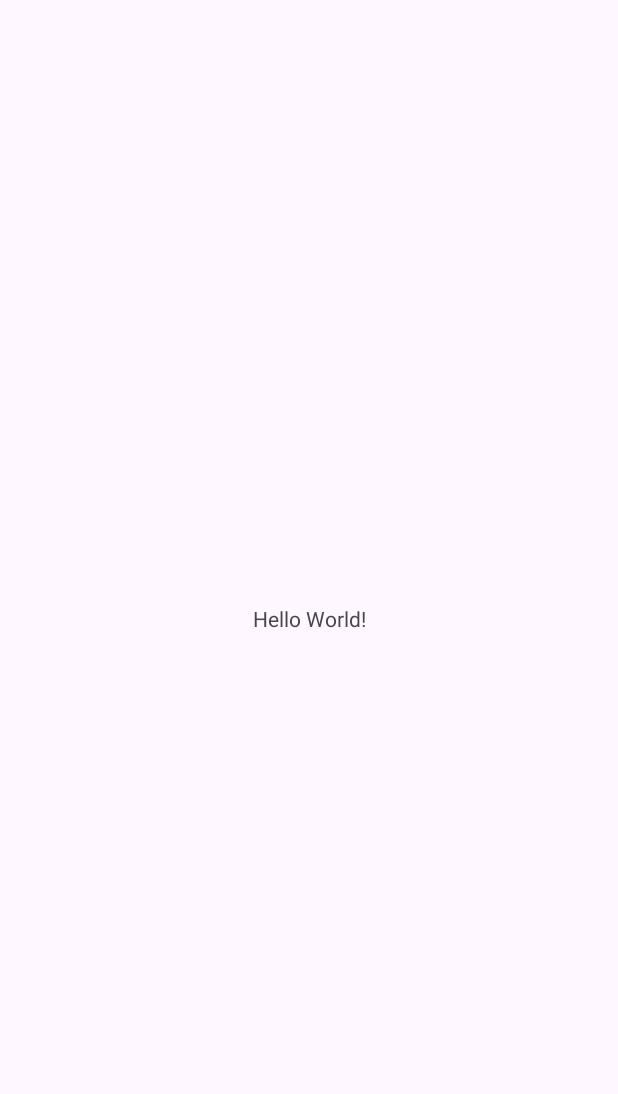
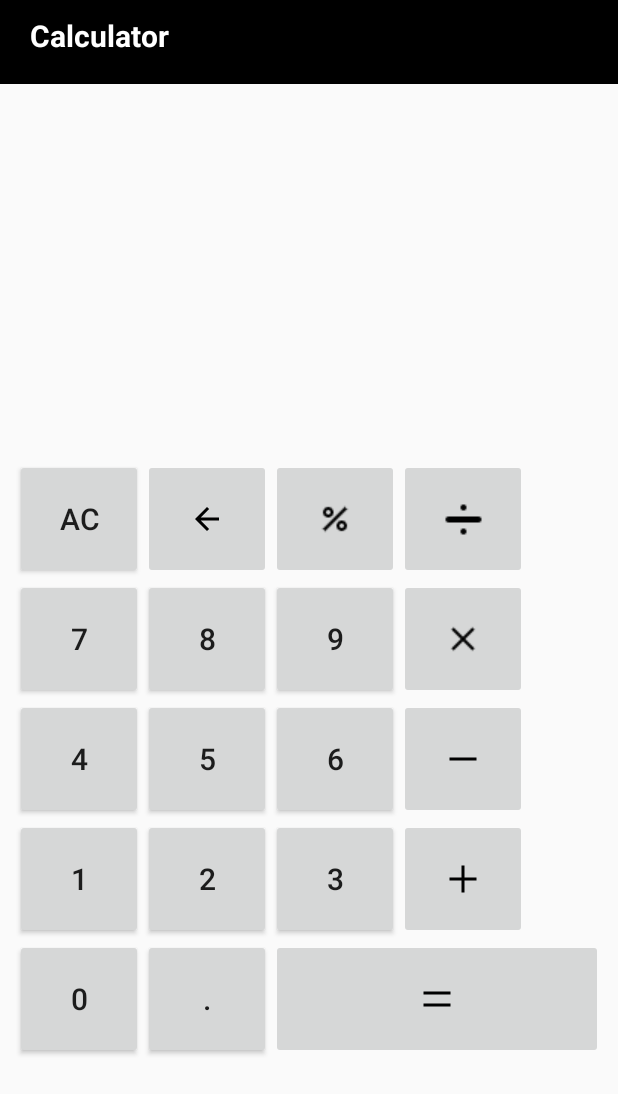
Before and after one commit to shruti10951/PRODIGY_AD_01, an Android app: the screen it shows after launch (MainActivity before the commit, DashboardActivity after it), on a phone screen of 412 x 824 dp. Before the commit the part shown is almost empty. Shown: the top 1094 px of the screen. Run offline under Robolectric (Android 15) with nearby library versions, the phone set to English and light mode, and no system bars.

Commit message:
Final Commit

```diff
--- a/app/src/main/AndroidManifest.xml
+++ b/app/src/main/AndroidManifest.xml
@@ -13,6 +13,9 @@
         android:theme="@style/Theme.Calculator"
         tools:targetApi="31">
         <activity
+            android:name=".DashboardActivity"
+            android:exported="false" />
+        <activity
             android:name=".MainActivity"
             android:exported="true">
             <intent-filter>
--- /dev/null
+++ b/app/src/main/java/com/example/calculator/DashboardActivity.java
@@ -0,0 +1,250 @@
+package com.example.calculator;
+
+import androidx.appcompat.app.AppCompatActivity;
+
+import android.os.Bundle;
+import android.view.View;
+import android.widget.ImageButton;
+import android.widget.TextView;
+
+public class DashboardActivity extends AppCompatActivity {
+
+    String currentSymbol;
+    Double firstIp, secondIp, answer;
+    ImageButton back_btn, divide_btn, multiply_btn, minus_btn, add_btn, percent_btn, equal_btn;
+    TextView answer_txt, one_txt, two_txt, three_txt, four_txt, five_txt, six_txt, seven_txt, eight_txt, nine_txt, zero_txt, ac_txt, decimal_point_txt, prev_txt, sign_txt;
+
+    @Override
+    protected void onCreate(Bundle savedInstanceState) {
+        super.onCreate(savedInstanceState);
+        setContentView(R.layout.activity_dashboard);
+
+        back_btn = findViewById(R.id.back);
+        divide_btn = findViewById(R.id.divide);
+        multiply_btn = findViewById(R.id.multiply);
+        minus_btn = findViewById(R.id.minus);
+        add_btn = findViewById(R.id.add);
+        percent_btn = findViewById(R.id.percent);
+        equal_btn = findViewById(R.id.equal);
+
+        answer_txt = findViewById(R.id.ans_tv);
+        one_txt = findViewById(R.id.one_txt);
+        two_txt = findViewById(R.id.two_txt);
+        three_txt = findViewById(R.id.three_txt);
+        four_txt = findViewById(R.id.four_txt);
+        five_txt = findViewById(R.id.five_txt);
+        six_txt = findViewById(R.id.six_txt);
+        seven_txt = findViewById(R.id.seven_txt);
+        eight_txt = findViewById(R.id.eight_txt);
+        nine_txt = findViewById(R.id.nine_txt);
+        zero_txt = findViewById(R.id.zero_txt);
+        prev_txt = findViewById(R.id.prev_tv);
+
+        ac_txt = findViewById(R.id.ac);
+        decimal_point_txt = findViewById(R.id.point_txt);
+        sign_txt = findViewById(R.id.sign_tv);
+
+        one_txt.setOnClickListener(new View.OnClickListener() {
+            @Override
+            public void onClick(View view) {
+                answer_txt.setText(answer_txt.getText() + "1");
+            }
+        });
+
+        two_txt.setOnClickListener(new View.OnClickListener() {
+            @Override
+            public void onClick(View view) {
+                answer_txt.setText(answer_txt.getText() + "2");
+            }
+        });
+
+        three_txt.setOnClickListener(new View.OnClickListener() {
+            @Override
+            public void onClick(View view) {
+                answer_txt.setText(answer_txt.getText() + "3");
+            }
+        });
+
+        four_txt.setOnClickListener(new View.OnClickListener() {
+            @Override
+            public void onClick(View view) {
+                answer_txt.setText(answer_txt.getText() + "4");
+            }
+        });
+
+        five_txt.setOnClickListener(new View.OnClickListener() {
+            @Override
+            public void onClick(View view) {
+                answer_txt.setText(answer_txt.getText() + "5");
+            }
+        });
+
+        six_txt.setOnClickListener(new View.OnClickListener() {
+            @Override
+            public void onClick(View view) {
+                answer_txt.setText(answer_txt.getText() + "6");
+            }
+        });
+
+        seven_txt.setOnClickListener(new View.OnClickListener() {
+            @Override
+            public void onClick(View view) {
+                answer_txt.setText(answer_txt.getText() + "7");
+            }
+        });
+
+        eight_txt.setOnClickListener(new View.OnClickListener() {
+            @Override
+            public void onClick(View view) {
+                answer_txt.setText(answer_txt.getText() + "8");
+            }
+        });
+
+        nine_txt.setOnClickListener(new View.OnClickListener() {
+            @Override
+            public void onClick(View view) {
+                answer_txt.setText(answer_txt.getText() + "9");
+            }
+        });
+
+        zero_txt.setOnClickListener(new View.OnClickListener() {
+            @Override
+            public void onClick(View view) {
+                answer_txt.setText(answer_txt.getText() + "0");
+            }
+        });
+
+        decimal_point_txt.setOnClickListener(new View.OnClickListener() {
+            @Override
+            public void onClick(View view) {
+                answer_txt.setText(answer_txt.getText() + ".");
+            }
+        });
+
+        ac_txt.setOnClickListener(new View.OnClickListener() {
+            @Override
+            public void onClick(View view) {
+                answer_txt.setText("");
+                prev_txt.setText("");
+                sign_txt.setText("");
+            }
+        });
+
+        add_btn.setOnClickListener(new View.OnClickListener() {
+            @Override
+            public void onClick(View view) {
+                if (answer_txt.getText().toString().equals("")) {
+                    return;
+                }
+                currentSymbol = "ADDITION";
+                firstIp = Double.parseDouble(answer_txt.getText() + "");
+                prev_txt.setText(answer_txt.getText());
+                sign_txt.setText("+");
+                answer_txt.setText("");
+            }
+        });
+
+        minus_btn.setOnClickListener(new View.OnClickListener() {
+            @Override
+            public void onClick(View view) {
+                if (answer_txt.getText().toString().equals("")) {
+                    return;
+                }
+                currentSymbol = "SUBTRACTION";
+                firstIp = Double.parseDouble(answer_txt.getText() + "");
+                prev_txt.setText(answer_txt.getText());
+                sign_txt.setText("-");
+                answer_txt.setText("");
+            }
+        });
+
+        multiply_btn.setOnClickListener(new View.OnClickListener() {
+            @Override
+            public void onClick(View view) {
+                if (answer_txt.getText().toString().equals("")) {
+                    return;
+                }
+                currentSymbol = "MULTIPLICATION";
+                firstIp = Double.parseDouble(answer_txt.getText() + "");
+                prev_txt.setText(answer_txt.getText());
+                sign_txt.setText("*");
+                answer_txt.setText("");
+            }
+        });
+
+        divide_btn.setOnClickListener(new View.OnClickListener() {
+            @Override
+            public void onClick(View view) {
+                if (answer_txt.getText().toString().equals("")) {
+                    return;
+                }
+                currentSymbol = "DIVISION";
+                firstIp = Double.parseDouble(answer_txt.getText() + "");
+                prev_txt.setText(answer_txt.getText());
+                sign_txt.setText("/");
+                answer_txt.setText("");
+            }
+        });
+
+        percent_btn.setOnClickListener(new View.OnClickListener() {
+            @Override
+            public void onClick(View view) {
+                if (answer_txt.getText().toString().equals("")) {
+                    return;
+                }
+                firstIp = Double.parseDouble(answer_txt.getText() + "");
+                answer = firstIp / 100;
+                answer_txt.setText(answer + "");
+            }
+        });
+
+        equal_btn.setOnClickListener(new View.OnClickListener() {
+            @Override
+            public void onClick(View view) {
+                if (answer_txt.getText().toString().equals("") || sign_txt.getText().toString().equals("")) {
+                    return;
+                }
+                calculate();
+            }
+        });
+
+        back_btn.setOnClickListener(new View.OnClickListener() {
+            @Override
+            public void onClick(View view) {
+                String str = answer_txt.getText() + "";
+                if (str.length() > 1) {
+                    str = str.substring(0, str.length() - 1);
+                    answer_txt.setText(str);
+                } else if (str.length() <= 1) {
+                    answer_txt.setText("");
+                }
+            }
+        });
+
+    }
+
+    private void calculate() {
+
+        secondIp = Double.parseDouble(answer_txt.getText() + "");
+        switch (currentSymbol) {
+            case "ADDITION":
+                answer = firstIp + secondIp;
+                break;
+            case "SUBTRACTION":
+                answer = firstIp - secondIp;
+                break;
+            case "MULTIPLICATION":
+                answer = firstIp * secondIp;
+                break;
+            case "DIVISION":
+                answer = firstIp / secondIp;
+                break;
+        }
+
+        answer_txt.setText(answer + "");
+        prev_txt.setText("");
+        sign_txt.setText("");
+
+    }
+
+}
--- a/app/src/main/java/com/example/calculator/MainActivity.java
+++ b/app/src/main/java/com/example/calculator/MainActivity.java
@@ -2,7 +2,9 @@ package com.example.calculator;
 
 import androidx.appcompat.app.AppCompatActivity;
 
+import android.content.Intent;
 import android.os.Bundle;
+import android.os.Handler;
 
 public class MainActivity extends AppCompatActivity {
 
@@ -10,5 +12,12 @@ public class MainActivity extends AppCompatActivity {
     protected void onCreate(Bundle savedInstanceState) {
         super.onCreate(savedInstanceState);
         setContentView(R.layout.activity_main);
+        new Handler().postDelayed(new Runnable() {
+            @Override
+            public void run() {
+                Intent intent= new Intent(MainActivity.this, DashboardActivity.class);
+                startActivity(intent);
+            }
+        }, 5000);
     }
 }
--- /dev/null
+++ b/app/src/main/res/drawable/back_icon.xml
@@ -0,0 +1,5 @@
+<vector android:autoMirrored="true" android:height="24dp"
+    android:tint="#000000" android:viewportHeight="24"
+    android:viewportWidth="24" android:width="24dp" xmlns:android="http://schemas.android.com/apk/res/android">
+    <path android:fillColor="@android:color/white" android:pathData="M20,11H7.83l5.59,-5.59L12,4l-8,8 8,8 1.41,-1.41L7.83,13H20v-2z"/>
+</vector>
--- /dev/null
+++ b/app/src/main/res/layout/activity_dashboard.xml
@@ -0,0 +1,229 @@
+<?xml version="1.0" encoding="utf-8"?>
+<androidx.constraintlayout.widget.ConstraintLayout xmlns:android="http://schemas.android.com/apk/res/android"
+    xmlns:app="http://schemas.android.com/apk/res-auto"
+    xmlns:tools="http://schemas.android.com/tools"
+    android:layout_width="match_parent"
+    android:layout_height="match_parent"
+    tools:context=".DashboardActivity">
+
+    <View
+        android:id="@+id/toolbar"
+        android:layout_width="match_parent"
+        android:layout_height="?attr/actionBarSize"
+        android:background="@color/black"
+        app:layout_constraintEnd_toEndOf="parent"
+        app:layout_constraintStart_toStartOf="parent"
+        app:layout_constraintTop_toTopOf="parent" />
+
+    <TextView
+        android:layout_width="match_parent"
+        android:layout_height="wrap_content"
+        android:layout_marginStart="20dp"
+        android:layout_marginTop="10dp"
+        android:gravity="center_vertical"
+        android:text="Calculator"
+        android:textColor="@color/white"
+        android:textSize="20sp"
+        android:textStyle="bold"
+        app:layout_constraintEnd_toEndOf="@id/toolbar"
+        app:layout_constraintStart_toStartOf="@id/toolbar"
+        app:layout_constraintTop_toTopOf="@id/toolbar" />
+
+
+    <TextView
+        android:id="@+id/prev_tv"
+        android:layout_width="match_parent"
+        android:layout_height="70dp"
+        android:layout_margin="10dp"
+        android:paddingBottom="10dp"
+        android:paddingEnd="5dp"
+        android:gravity="end|bottom"
+        android:text=""
+        android:inputType="number"
+        android:textSize="30sp"
+        app:layout_constraintEnd_toEndOf="parent"
+        app:layout_constraintStart_toStartOf="parent"
+        app:layout_constraintTop_toBottomOf="@id/toolbar" />
+
+    <TextView
+        android:id="@+id/sign_tv"
+        android:layout_width="match_parent"
+        android:layout_height="50dp"
+        android:layout_margin="10dp"
+        android:paddingBottom="10dp"
+        android:paddingEnd="5dp"
+        android:gravity="end|bottom"
+        android:text=""
+        android:textSize="30sp"
+        app:layout_constraintEnd_toEndOf="parent"
+        app:layout_constraintStart_toStartOf="parent"
+        app:layout_constraintTop_toBottomOf="@id/prev_tv" />
+
+    <TextView
+        android:id="@+id/ans_tv"
+        android:layout_width="match_parent"
+        android:layout_height="100dp"
+        android:layout_margin="10dp"
+        android:paddingBottom="10dp"
+        android:paddingEnd="5dp"
+        android:gravity="end|bottom"
+        android:text=""
+        android:inputType="number"
+        android:textSize="30sp"
+        app:layout_constraintEnd_toEndOf="parent"
+        app:layout_constraintStart_toStartOf="parent"
+        app:layout_constraintTop_toBottomOf="@id/sign_tv" />
+
+    <GridLayout
+        android:layout_width="match_parent"
+        android:layout_height="wrap_content"
+        android:columnCount="4"
+        android:rowCount="5"
+        android:layout_marginStart="10dp"
+        android:layout_marginEnd="10dp"
+        app:layout_constraintEnd_toEndOf="parent"
+        app:layout_constraintHorizontal_bias="0.5"
+        app:layout_constraintStart_toStartOf="parent"
+        app:layout_constraintTop_toBottomOf="@+id/ans_tv">
+
+        <androidx.appcompat.widget.AppCompatButton
+            android:id="@+id/ac"
+            android:layout_width="85dp"
+            android:layout_height="80dp"
+            android:text="AC"
+            android:textSize="20sp" />
+
+        <ImageButton
+            android:id="@+id/back"
+            android:layout_width="85dp"
+            android:layout_height="80dp"
+            android:src="@drawable/back_icon"
+            android:textSize="20sp" />
+
+        <ImageButton
+            android:id="@+id/percent"
+            android:layout_width="85dp"
+            android:layout_height="80dp"
+            android:src="@drawable/percent_icon"
+            android:textSize="20sp" />
+
+        <ImageButton
+            android:id="@+id/divide"
+            android:layout_width="85dp"
+            android:layout_height="80dp"
+            android:src="@drawable/divide_icon"
+            android:textSize="20sp" />
+
+        <androidx.appcompat.widget.AppCompatButton
+            android:id="@+id/seven_txt"
+            android:layout_width="85dp"
+            android:layout_height="80dp"
+            android:text="7"
+            android:textSize="20sp" />
+
+        <androidx.appcompat.widget.AppCompatButton
+            android:id="@+id/eight_txt"
+            android:layout_width="85dp"
+            android:layout_height="80dp"
+            android:text="8"
+            android:textSize="20sp" />
+
+        <androidx.appcompat.widget.AppCompatButton
+            android:id="@+id/nine_txt"
+            android:layout_width="85dp"
+            android:layout_height="80dp"
+            android:text="9"
+            android:textSize="20sp" />
+
+        <ImageButton
+            android:id="@+id/multiply"
+            android:layout_width="85dp"
+            android:layout_height="80dp"
+            android:src="@drawable/multiply_icon"
+            android:textSize="20sp" />
+
+        <androidx.appcompat.widget.AppCompatButton
+            android:id="@+id/four_txt"
+            android:layout_width="85dp"
+            android:layout_height="80dp"
+            android:text="4"
+            android:textSize="20sp" />
+
+        <androidx.appcompat.widget.AppCompatButton
+            android:id="@+id/five_txt"
+            android:layout_width="85dp"
+            android:layout_height="80dp"
+            android:text="5"
+            android:textSize="20sp" />
+
+        <androidx.appcompat.widget.AppCompatButton
+            android:id="@+id/six_txt"
+            android:layout_width="85dp"
+            android:layout_height="80dp"
+            android:text="6"
+            android:textSize="20sp" />
+
+        <ImageButton
+            android:id="@+id/minus"
+            android:layout_width="85dp"
+            android:layout_height="80dp"
+            android:src="@drawable/minus_icon"
+            android:textSize="20sp" />
+
+        <androidx.appcompat.widget.AppCompatButton
+            android:id="@+id/one_txt"
+            android:layout_width="85dp"
+            android:layout_height="80dp"
+            android:text="1"
+            android:textSize="20sp" />
+
+        <androidx.appcompat.widget.AppCompatButton
+            android:id="@+id/two_txt"
+            android:layout_width="85dp"
+            android:layout_height="80dp"
+            android:text="2"
+            android:textSize="20sp" />
+
+        <androidx.appcompat.widget.AppCompatButton
+            android:id="@+id/three_txt"
+            android:layout_width="85dp"
+            android:layout_height="80dp"
+            android:text="3"
+            android:textSize="20sp" />
+
+        <ImageButton
+            android:id="@+id/add"
+            android:layout_width="85dp"
+            android:layout_height="80dp"
+            android:src="@drawable/add_icon"
+            android:textSize="20sp" />
+
+        <androidx.appcompat.widget.AppCompatButton
+            android:id="@+id/zero_txt"
+            android:layout_width="85dp"
+            android:layout_height="80dp"
+            android:text="0"
+            android:textSize="20sp" />
+
+        <androidx.appcompat.widget.AppCompatButton
+            android:id="@+id/point_txt"
+            android:layout_width="85dp"
+            android:layout_height="80dp"
+            android:text="."
+            android:textSize="20sp" />
+
+        <ImageButton
+            android:id="@+id/equal"
+            android:layout_width="85dp"
+            android:layout_height="80dp"
+            android:layout_columnWeight="1"
+            android:layout_columnSpan="2"
+            android:src="@drawable/equal_icon"
+            android:textSize="20sp" />
+
+
+
+
+    </GridLayout>
+
+</androidx.constraintlayout.widget.ConstraintLayout>
--- a/app/src/main/res/layout/activity_main.xml
+++ b/app/src/main/res/layout/activity_main.xml
@@ -6,10 +6,10 @@
     android:layout_height="match_parent"
     tools:context=".MainActivity">
 
-    <TextView
-        android:layout_width="wrap_content"
-        android:layout_height="wrap_content"
-        android:text="Hello World!"
+    <ImageView
+        android:layout_width="150dp"
+        android:layout_height="150dp"
+        android:src="@drawable/splash"
         app:layout_constraintBottom_toBottomOf="parent"
         app:layout_constraintEnd_toEndOf="parent"
         app:layout_constraintStart_toStartOf="parent"
--- a/app/src/main/res/values-night/themes.xml
+++ b/app/src/main/res/values-night/themes.xml
@@ -1,7 +1,10 @@
 <resources xmlns:tools="http://schemas.android.com/tools">
     <!-- Base application theme. -->
-    <style name="Base.Theme.Calculator" parent="Theme.Material3.DayNight.NoActionBar">
+    <style name="Base.Theme.Calculator" parent="Theme.AppCompat.NoActionBar">
         <!-- Customize your dark theme here. -->
         <!-- <item name="colorPrimary">@color/my_dark_primary</item> -->
     </style>
+
+    <style name="Theme.Calculator" parent="Base.Theme.Calculator" />
+
 </resources>
--- a/app/src/main/res/values/colors.xml
+++ b/app/src/main/res/values/colors.xml
@@ -2,4 +2,5 @@
 <resources>
     <color name="black">#FF000000</color>
     <color name="white">#FFFFFFFF</color>
+    <color name="grey">#8F8F8F</color>
 </resources>
--- a/app/src/main/res/values/themes.xml
+++ b/app/src/main/res/values/themes.xml
@@ -1,6 +1,6 @@
 <resources xmlns:tools="http://schemas.android.com/tools">
     <!-- Base application theme. -->
-    <style name="Base.Theme.Calculator" parent="Theme.Material3.DayNight.NoActionBar">
+    <style name="Base.Theme.Calculator" parent="Theme.AppCompat.Light.NoActionBar">
         <!-- Customize your light theme here. -->
         <!-- <item name="colorPrimary">@color/my_light_primary</item> -->
     </style>
```
Also changed, not shown: app/src/main/res/drawable-night/splash.png (added), app/src/main/res/drawable/add_icon.png (added), app/src/main/res/drawable/app_icon.jpg, app/src/main/res/drawable/divide_icon.png (added), app/src/main/res/drawable/equal_icon.png (added), app/src/main/res/drawable/minus_icon.png (added), app/src/main/res/drawable/multiply_icon.png (added), app/src/main/res/drawable/percent_icon.png (added), app/src/main/res/drawable/splash.png (added).
